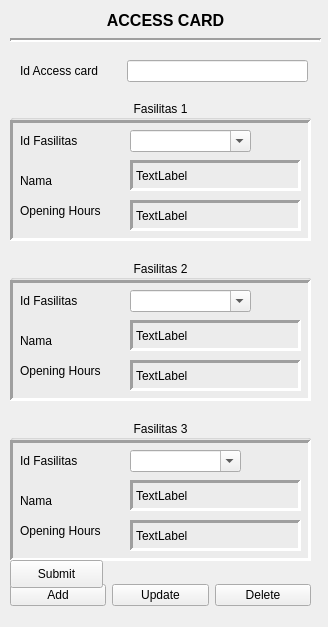
FarchanS/PBE-kel5-apartment, file FrmAccessCard.ui: the form before one commit.
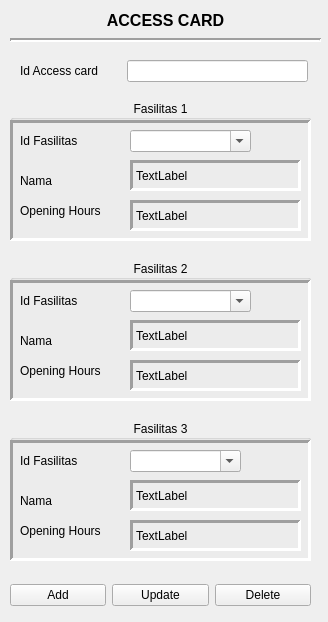
The form after the commit.

What changed in the file:
```diff
--- a/FrmAccessCard.ui
+++ b/FrmAccessCard.ui
@@ -7,13 +7,13 @@
     <x>0</x>
     <y>0</y>
     <width>328</width>
-    <height>627</height>
+    <height>622</height>
    </rect>
   </property>
   <property name="maximumSize">
    <size>
     <width>328</width>
-    <height>627</height>
+    <height>622</height>
    </size>
   </property>
   <property name="windowTitle">
@@ -578,7 +578,7 @@
     <property name="geometry">
      <rect>
       <x>10</x>
-      <y>560</y>
+      <y>740</y>
       <width>93</width>
       <height>28</height>
      </rect>
```
